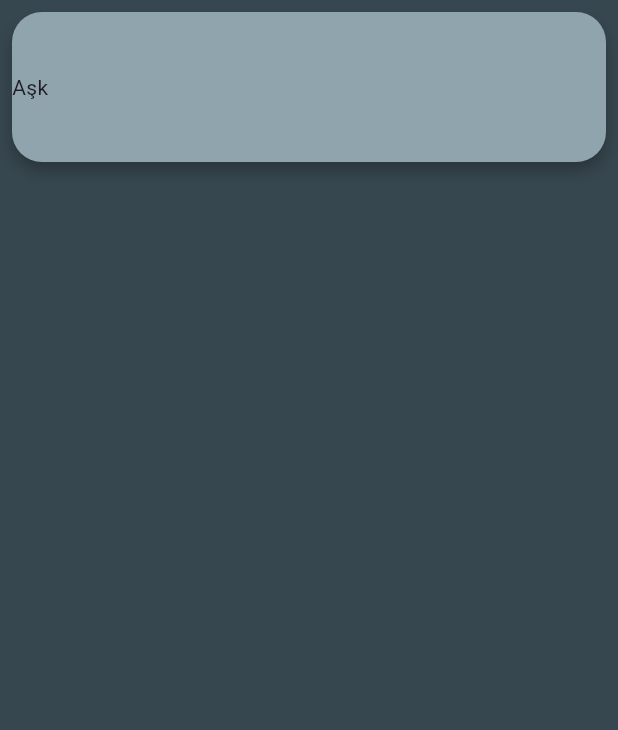
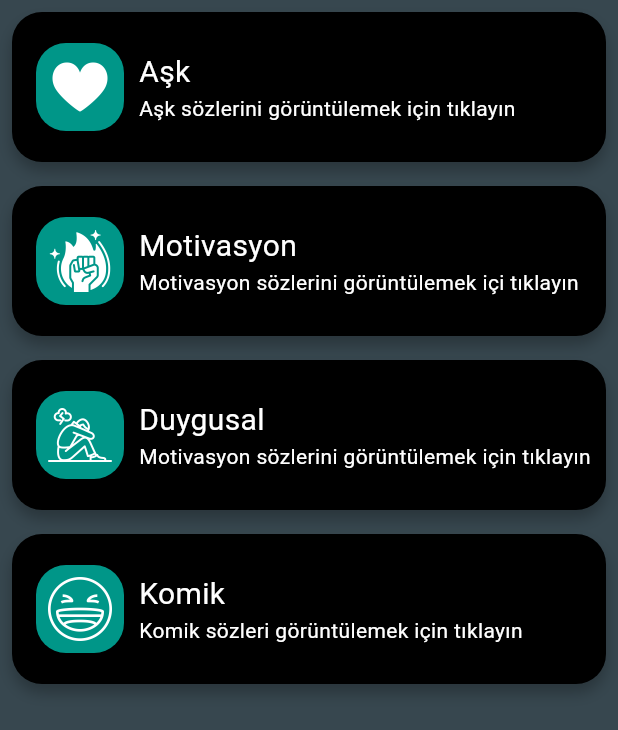
Before and after one commit to Berk2259/Lirica, a Flutter app: the screen it shows after launch, after a tap on "Edebi Sözler", on a phone screen of 412 x 824 dp. Shown: the top 730 px of the screen. Run offline on Flutter 3.47's test engine with Material 3 defaults, Android fonts, the phone set to English and light mode, and no system bars; our stand-ins replace font_awesome_flutter.

Commit message:
sözler kısmına kategoriler eklendi

```diff
--- a/lib/Data/sozler.dart
+++ b/lib/Data/sozler.dart
@@ -4,10 +4,11 @@ List<Sozler> sozler = [
   Sozler(
     text: 'Bakarken kıyamamak mı? Yoksa baktıkça doyamamak mıdır aşk?',
     author: 'Özdemir Asaf',
-    kategori: 'aşk',
+    kategori: 'Aşk',
   ),
-    Sozler(
-    text: 'Mücadele eden yenilgiye uğrayabilir; ancak mücadele etmeyen zaten yenilmiştir.',
+  Sozler(
+    text:
+        'Mücadele eden yenilgiye uğrayabilir; ancak mücadele etmeyen zaten yenilmiştir.',
     author: 'Bertolt Brecht',
     kategori: 'Motivasyon',
   ),
--- a/lib/Screens/home_screen.dart
+++ b/lib/Screens/home_screen.dart
@@ -115,7 +115,7 @@ class HomeContainer extends StatelessWidget {
           height: 100,
           decoration: BoxDecoration(
             borderRadius: BorderRadius.circular(20),
-            color: Colors.blueGrey.shade300,
+            color: Colors.black,
             boxShadow: [
               BoxShadow(
                 color: Colors.black26,
@@ -138,15 +138,23 @@ class HomeContainer extends StatelessWidget {
                     child: Image.asset(icon, scale: 12, color: Colors.white),
                   ),
                 ),
-                Padding(
+                Expanded(
+                  child: Padding(
                     padding: const EdgeInsets.only(left: 16.0),
                     child: Column(
                       mainAxisAlignment: MainAxisAlignment.center,
                       crossAxisAlignment: CrossAxisAlignment.start,
                       children: [
-                      Text(title, style: TextStyle(fontSize: 22)),
-                      Text(description, style: TextStyle(fontSize: 15)),
+                        Text(
+                          title,
+                          style: TextStyle(fontSize: 22, color: iconColor),
+                        ),
+                        Text(
+                          description,
+                          style: TextStyle(fontSize: 15, color: Colors.white),
+                        ),
                       ],
+                    ),
                   ),
                 ),
               ],
--- a/lib/Screens/sozler_screen.dart
+++ b/lib/Screens/sozler_screen.dart
@@ -11,23 +11,93 @@ class SozlerScreen extends StatelessWidget {
       body: SafeArea(
         child: Column(
           children: [
-            Padding(
-              padding: const EdgeInsets.all(8.0),
-              child: GestureDetector(
-                onTap: () {
+            KategoriContainer(
+              title: 'Aşk',
+              description: 'Aşk sözlerini görüntülemek için tıklayın',
+              icon: 'assets/icons/heart.png',
+              onfunction: () {
                 Navigator.push(
                   context,
                   MaterialPageRoute(
-                      builder: (context) => SozlerDetailScreen(category: 'aşk'),
+                    builder: (context) => SozlerDetailScreen(category: 'Aşk'),
                   ),
                 );
               },
+            ),
+            KategoriContainer(
+              title: 'Motivasyon',
+              description: 'Motivasyon sözlerini görüntülemek içi tıklayın',
+              icon: 'assets/icons/motivation.png',
+              onfunction: () {
+                Navigator.push(
+                  context,
+                  MaterialPageRoute(
+                    builder: (context) =>
+                        SozlerDetailScreen(category: 'Motivasyon'),
+                  ),
+                );
+              },
+            ),
+            KategoriContainer(
+              title: 'Duygusal',
+              description: 'Motivasyon sözlerini görüntülemek için tıklayın',
+              icon: 'assets/icons/depression.png',
+              onfunction: () {
+                Navigator.push(
+                  context,
+                  MaterialPageRoute(
+                    builder: (context) =>
+                        SozlerDetailScreen(category: 'Duygusal'),
+                  ),
+                );
+              },
+            ),
+            KategoriContainer(
+              title: 'Komik',
+              description: 'Komik sözleri görüntülemek için tıklayın',
+              icon: 'assets/icons/lol.png',
+              onfunction: () {
+                Navigator.push(
+                  context,
+                  MaterialPageRoute(
+                    builder: (context) =>
+                        SozlerDetailScreen(category: 'Duygusal'),
+                  ),
+                );
+              },
+            ),
+          ],
+        ),
+      ),
+    );
+  }
+}
+
+class KategoriContainer extends StatelessWidget {
+  final String title;
+  final String description;
+  final VoidCallback onfunction;
+  final String icon;
+  const KategoriContainer({
+    super.key,
+    required this.title,
+    required this.onfunction,
+    required this.icon,
+    required this.description,
+  });
+
+  @override
+  Widget build(BuildContext context) {
+    return Padding(
+      padding: const EdgeInsets.all(8.0),
+      child: GestureDetector(
+        onTap: onfunction,
         child: Container(
           width: double.infinity,
           height: 100,
           decoration: BoxDecoration(
             borderRadius: BorderRadius.circular(20),
-                    color: Colors.blueGrey.shade300,
+            color: Colors.black,
             boxShadow: [
               BoxShadow(
                 color: Colors.black26,
@@ -36,13 +106,39 @@ class SozlerScreen extends StatelessWidget {
               ),
             ],
           ),
-                  child: Row(children: [Text('Aşk')]),
+          child: Padding(
+            padding: const EdgeInsets.only(left: 16.0),
+            child: Row(
+              children: [
+                Container(
+                  decoration: BoxDecoration(
+                    borderRadius: BorderRadius.circular(20),
+                    color: Colors.teal,
                   ),
+                  child: Padding(
+                    padding: const EdgeInsets.all(8.0),
+                    child: Image.asset(icon, scale: 12, color: Colors.white),
+                  ),
+                ),
+                SizedBox(width: 10),
+                Expanded(
+                  child: Column(
+                    mainAxisAlignment: MainAxisAlignment.center,
+                    crossAxisAlignment: CrossAxisAlignment.start,
+                    children: [
+                      Text(
+                        title,
+                        style: TextStyle(color: Colors.white, fontSize: 20),
+                      ),
+                      Text(description, style: TextStyle(color: Colors.white)),
+                    ],
                   ),
                 ),
               ],
             ),
           ),
+        ),
+      ),
     );
   }
 }
```
Also changed, not shown: lib/DetailScreen/sozler_detail_screen.dart (+12 -5 lines), assets/icons/depression.png (added), assets/icons/heart.png (added), assets/icons/lol.png (added), assets/icons/motivation.png (added). Lines whose indentation alone changed are shown as unchanged.
